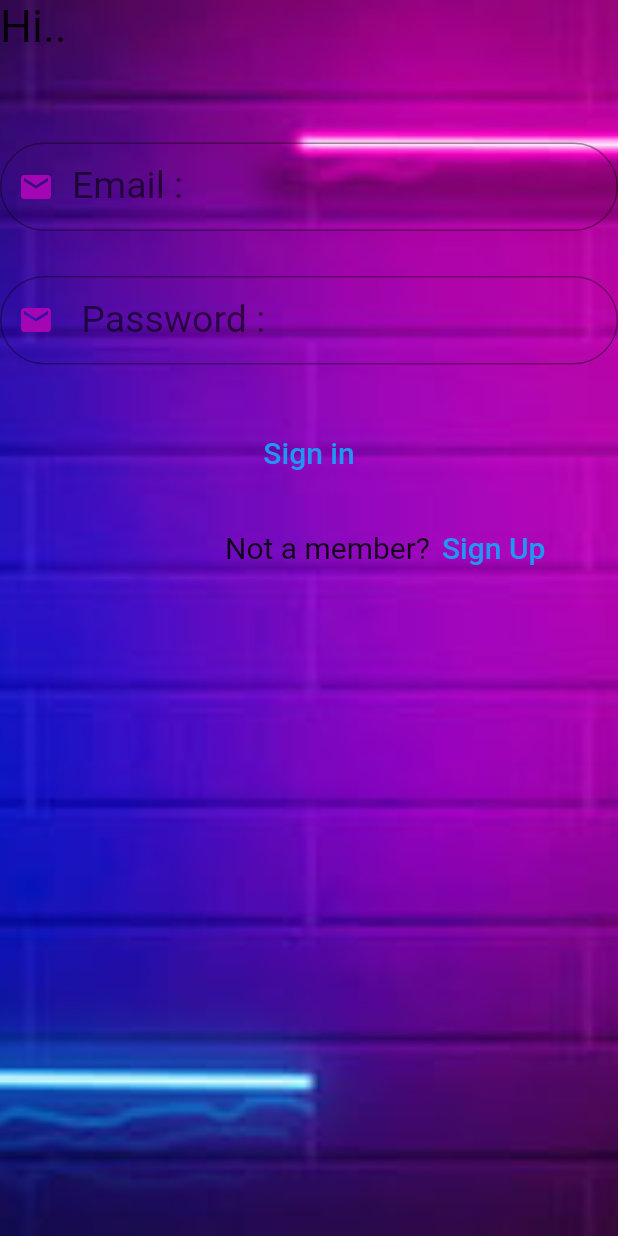
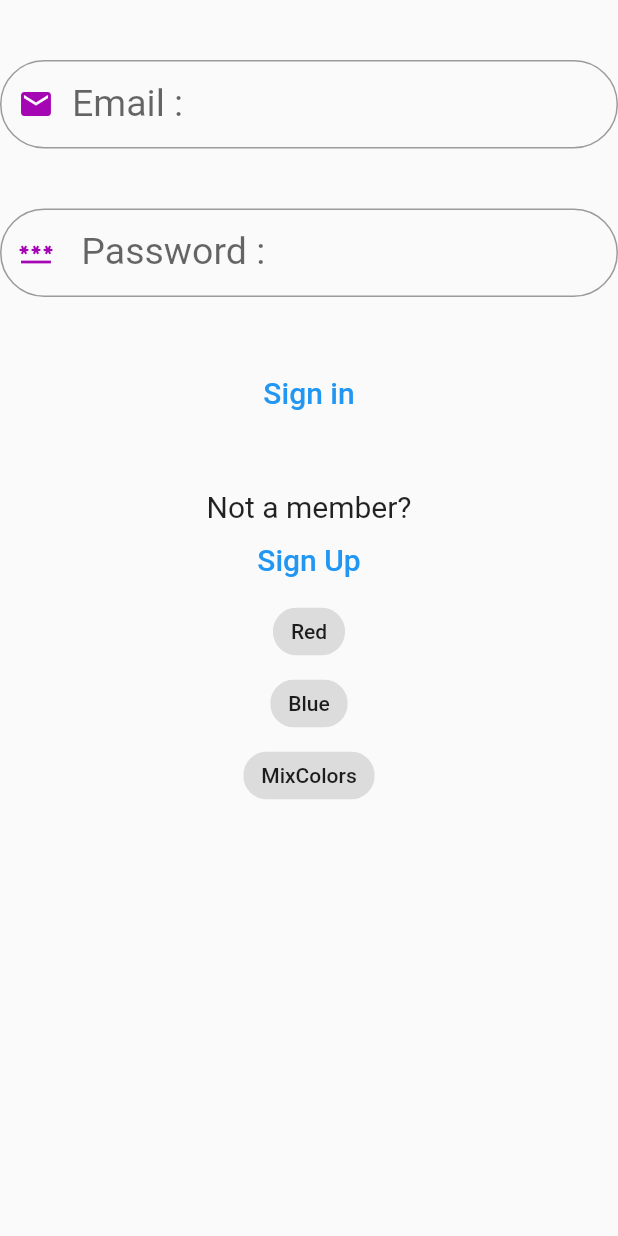
Before and after one commit to RolaLah/PartnerLap, a Flutter app: the screen it shows after launch, on a phone screen of 412 x 824 dp. Run offline on Flutter 3.47's test engine with Material 2 defaults, Android fonts, the phone set to English and light mode, and no system bars; our stand-ins replace firebase_auth, firebase_core; accounts and stored records are empty; Roboto replaces fonts that are missing (AbyssinicaSIL).

Commit message:
clean home

```diff
--- a/our_lap/lib/screens.dart/Log.dart
+++ b/our_lap/lib/screens.dart/Log.dart
@@ -9,33 +9,38 @@ class Login_screen extends StatefulWidget {
   State<Login_screen> createState() => _Login_screenState();
 }
 
+TextEditingController emailController = TextEditingController();
+TextEditingController passController = TextEditingController();
+
 class _Login_screenState extends State<Login_screen> {
-  TextEditingController Email = TextEditingController();
-  TextEditingController Password = TextEditingController();
   @override
   Widget build(BuildContext context) {
     return Scaffold(
-      body: Container(
-        height: double.infinity,
-        width: double.infinity,
-        decoration: BoxDecoration(
-            image: DecorationImage(
-                fit: BoxFit.cover, image: AssetImage("images/1.jpg"))),
-        child: Column(
+      body: ListView(
         children: [
-            Row(
-              children: [
-                Text(
-                  "Hi..",
-                  style: TextStyle(fontSize: 30, fontFamily: "AbyssinicaSIL"),
-                )
+          sizedBox_Def,
+          email_TextField,
+          sizedBox_Def,
+          pass_TextField,
+          sizedBox_Def,
+          SignIn(),
+          sizedBox_Def,
+          notAMember_Text,
+          SignUp(),
+          chip_Red,
+          chip_Blue,
+          chip_MixColors
         ],
       ),
-            SizedBox(
-              height: 60,
-            ),
-            TextField(
-              controller: Email,
+    );
+  }
+}
+
+var sizedBox_Def = SizedBox(
+  height: 40,
+);
+var email_TextField = TextField(
+  controller: emailController,
   textInputAction: TextInputAction.next,
   decoration: InputDecoration(
     label: Text(
@@ -49,17 +54,14 @@ class _Login_screenState extends State<Login_screen> {
     hintText: " enter your email",
     prefixIconColor: Color.fromARGB(255, 164, 6, 179),
     border: OutlineInputBorder(
-                    borderSide: BorderSide(
-                        width: 30, color: Color.fromARGB(255, 164, 6, 179)),
+        borderSide:
+            BorderSide(width: 30, color: Color.fromARGB(255, 164, 6, 179)),
         borderRadius: BorderRadius.all(Radius.circular(30)),
         gapPadding: 20),
   ),
-            ),
-            SizedBox(
-              height: 30,
-            ),
-            TextField(
-              controller: Password,
+);
+var pass_TextField = TextField(
+  controller: passController,
   textInputAction: TextInputAction.next,
   obscureText: true,
   decoration: InputDecoration(
@@ -70,33 +72,96 @@ class _Login_screenState extends State<Login_screen> {
         fontSize: 25,
       ),
     ),
-                prefixIcon: Icon(Icons.email),
+    prefixIcon: Icon(Icons.password),
     hintText: "enter your password",
     prefixIconColor: Color.fromARGB(255, 164, 6, 179),
     border: OutlineInputBorder(
-                    borderSide: BorderSide(
-                        width: 30, color: Color.fromARGB(255, 164, 6, 179)),
+        borderSide:
+            BorderSide(width: 30, color: Color.fromARGB(255, 164, 6, 179)),
         borderRadius: BorderRadius.all(Radius.circular(30)),
         gapPadding: 20),
   ),
+);
+var notAMember_Text = Text(
+  "Not a member?",
+  style: TextStyle(fontSize: 20, fontFamily: "AbyssinicaSIL"),
+  textAlign: TextAlign.center,
+);
+var chip_Red = InkWell(
+  child: Chip(
+    label: Text("Red"),
   ),
-            SizedBox(
-              height: 15,
+  onTap: () {
+    emailController.text = "red@red.com";
+    passController.text = "12341234";
+  },
+);
+var chip_Blue = InkWell(
+  child: Chip(
+    label: Text("Blue"),
   ),
-            SizedBox(
-              height: 20,
+  onTap: () {
+    emailController.text = "blue@blue.com";
+    passController.text = "12341234";
+  },
+);
+var chip_MixColors = InkWell(
+  child: Chip(
+    label: Text("MixColors"),
   ),
-            TextButton(
+  onTap: () {
+    emailController.text = "mix@colors.com";
+    passController.text = "12341234";
+  },
+);
+
+class SignUp extends StatelessWidget {
+  const SignUp({
+    Key? key,
+  }) : super(key: key);
+
+  @override
+  Widget build(BuildContext context) {
+    return TextButton(
+      onPressed: () async {
+        try {
+          var authenticationoject = FirebaseAuth.instance;
+          UserCredential MyUser =
+              await authenticationoject.createUserWithEmailAndPassword(
+                  email: emailController.text, password: passController.text);
+          ScaffoldMessenger.of(context)
+              .showSnackBar(SnackBar(content: Text("Done successfull")));
+        } catch (e) {
+          ScaffoldMessenger.of(context).showSnackBar(SnackBar(
+              content: Text(
+                  "Sorry, there already exists an account registered with this email address")));
+        }
+      },
+      child: Text(
+        "Sign Up",
+        style: TextStyle(fontSize: 20, fontFamily: "AbyssinicaSIL"),
+      ),
+    );
+  }
+}
+
+class SignIn extends StatelessWidget {
+  const SignIn({
+    Key? key,
+  }) : super(key: key);
+
+  @override
+  Widget build(BuildContext context) {
+    return TextButton(
         onPressed: () async {
           try {
             var authenticationoject = FirebaseAuth.instance;
             UserCredential MyUser =
                 await authenticationoject.signInWithEmailAndPassword(
-                            email: Email.text, password: Password.text);
-                    ScaffoldMessenger.of(context).showSnackBar(
-                        SnackBar(content: Text("Done successfull")));
-                    Navigator.push(context,
-                        MaterialPageRoute(builder: ((context) {
+                    email: emailController.text, password: passController.text);
+            ScaffoldMessenger.of(context)
+                .showSnackBar(SnackBar(content: Text("Done successfull")));
+            Navigator.push(context, MaterialPageRoute(builder: ((context) {
               return Home();
             })));
           } catch (e) {
@@ -110,42 +175,6 @@ class _Login_screenState extends State<Login_screen> {
             fontFamily: "AbyssinicaSIL",
             fontSize: 20,
           ),
-                )),
-            SizedBox(
-              height: 15,
-            ),
-            Row(
-              children: [
-                Padding(padding: EdgeInsets.only(right: 150)),
-                Text(
-                  "Not a member?",
-                  style: TextStyle(fontSize: 20, fontFamily: "AbyssinicaSIL"),
-                ),
-                TextButton(
-                    onPressed: () async {
-                      try {
-                        var authenticationoject = FirebaseAuth.instance;
-                        UserCredential MyUser = await authenticationoject
-                            .createUserWithEmailAndPassword(
-                                email: Email.text, password: Password.text);
-                        ScaffoldMessenger.of(context).showSnackBar(
-                            SnackBar(content: Text("Done successfull")));
-                      } catch (e) {
-                        ScaffoldMessenger.of(context).showSnackBar(SnackBar(
-                            content: Text(
-                                "Sorry, there already exists an account registered with this email address")));
-                      }
-                    },
-                    child: Text(
-                      "Sign Up",
-                      style:
-                          TextStyle(fontSize: 20, fontFamily: "AbyssinicaSIL"),
-                    )),
-              ],
-            )
-          ],
-        ),
-      ),
-    );
+        ));
   }
 }
```
Lines whose indentation alone changed are shown as unchanged.
